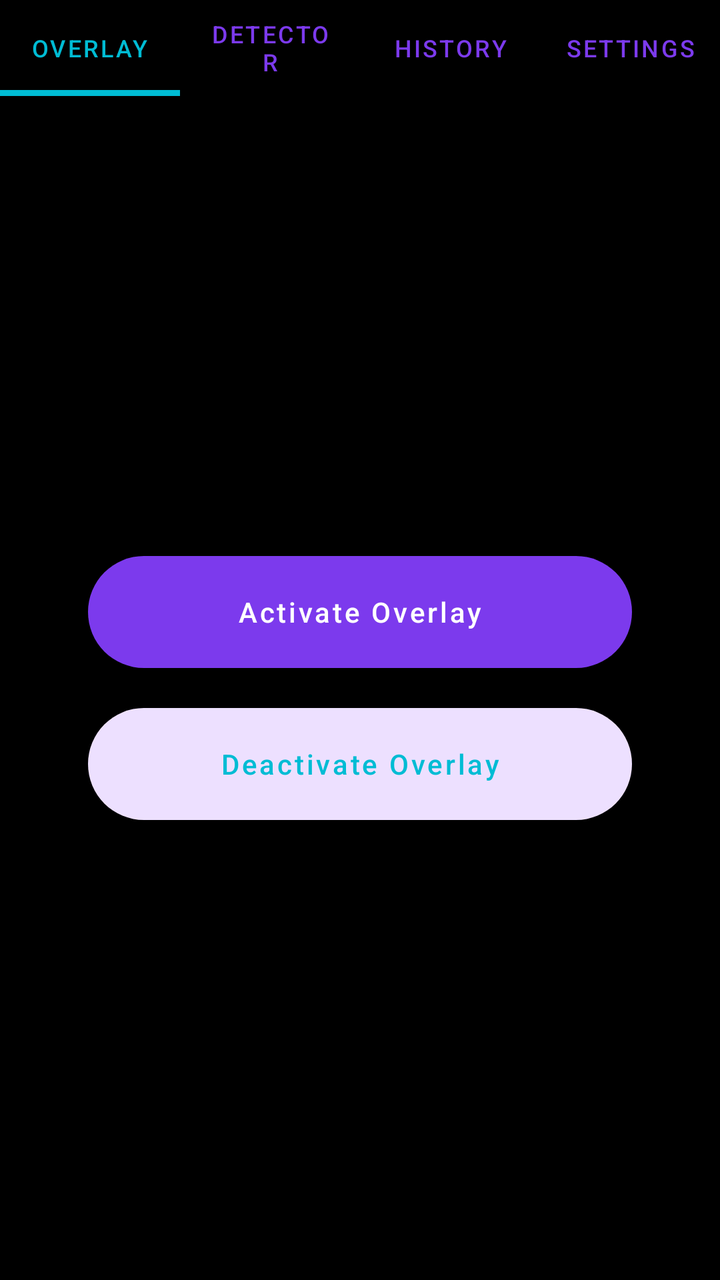
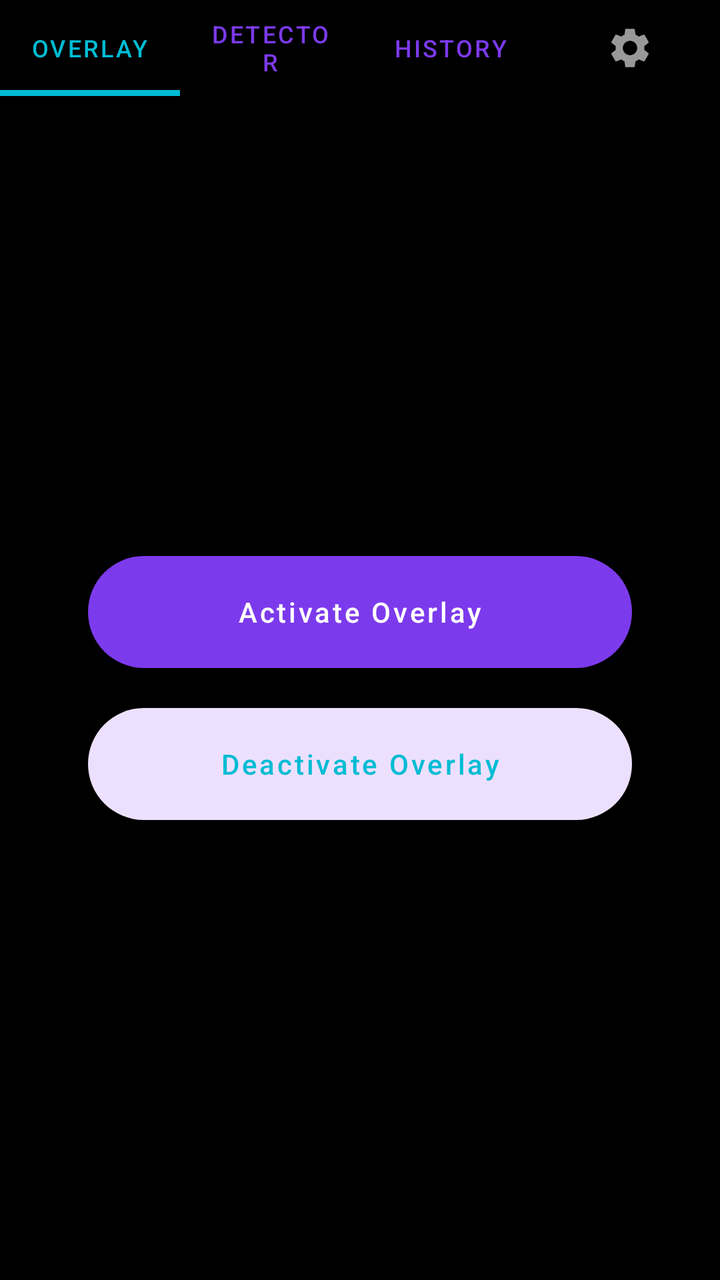

The first picture is an Android layout as it rendered before a commit; the second is the same layout after the commit. The layout source and the unified diff follow.
<!-- AndroidManifest.xml: application theme Theme.Test103 -->
<!-- res/layout/activity_main.xml -->
<?xml version="1.0" encoding="utf-8"?>
<LinearLayout xmlns:android="http://schemas.android.com/apk/res/android"
    xmlns:app="http://schemas.android.com/apk/res-auto"
    android:layout_width="match_parent"
    android:layout_height="match_parent"
    android:orientation="vertical"
    android:background="@android:color/transparent"
    android:fitsSystemWindows="true">

    <com.google.android.material.tabs.TabLayout
        android:id="@+id/tabLayout"
        android:layout_width="match_parent"
        android:layout_height="wrap_content"
        android:background="@android:color/transparent"
        app:tabIndicatorColor="@color/lm_tab_indicator"
        app:tabSelectedTextColor="@color/lm_tab_indicator"
        app:tabTextColor="@color/lm_tab_text"
        app:tabMode="fixed"
        app:tabGravity="fill"
        app:tabIndicatorHeight="3dp">

        <com.google.android.material.tabs.TabItem
            android:layout_width="wrap_content"
            android:layout_height="wrap_content"
            android:text="Overlay" />
        <com.google.android.material.tabs.TabItem
            android:layout_width="wrap_content"
            android:layout_height="wrap_content"
            android:text="Detector" />
        
        <com.google.android.material.tabs.TabItem
            android:layout_width="wrap_content"
            android:layout_height="wrap_content"
            android:text="History" />
        <com.google.android.material.tabs.TabItem
            android:layout_width="wrap_content"
            android:layout_height="wrap_content"
            android:text="Settings" />
    </com.google.android.material.tabs.TabLayout>

    <FrameLayout
        android:id="@+id/mainContainer"
        android:layout_width="match_parent"
        android:layout_height="match_parent"
        android:padding="24dp">

        
        <LinearLayout
            android:id="@+id/viewOverlay"
            android:layout_width="match_parent"
            android:layout_height="match_parent"
            android:gravity="center"
            android:orientation="vertical"
            android:padding="20dp"
            android:visibility="visible">

            <com.google.android.material.button.MaterialButton
                android:id="@+id/btnStart"
                android:layout_width="match_parent"
                android:layout_height="56dp"
                android:insetTop="0dp"
                android:insetBottom="0dp"
                android:text="Activate Overlay"
                android:textAllCaps="false"
                android:textColor="@color/white"
                app:backgroundTint="@color/lm_primary"
                app:cornerRadius="30dp"
                app:elevation="12dp" />

            <com.google.android.material.button.MaterialButton
                android:id="@+id/btnStop"
                style="@style/Widget.MaterialComponents.Button.TextButton"
                android:layout_width="match_parent"
                android:layout_height="56dp"
                android:insetTop="0dp"
                android:insetBottom="0dp"
                android:layout_marginTop="20dp"
                android:text="Deactivate Overlay"
                android:textAllCaps="false"
                android:textColor="@color/lm_btn_secondary_text"
                app:backgroundTint="@color/lm_btn_secondary"
                app:cornerRadius="30dp"
                app:strokeWidth="0dp" />
        </LinearLayout>

        
        <FrameLayout
            android:id="@+id/viewDetector"
            android:layout_width="match_parent"
            android:layout_height="match_parent"
            android:visibility="gone" />

        
        <LinearLayout
            android:id="@+id/viewHistory"
            android:layout_width="match_parent"
            android:layout_height="match_parent"
            android:orientation="vertical"
            android:visibility="gone">

            <LinearLayout
                android:layout_width="match_parent"
                android:layout_height="wrap_content"
                android:orientation="horizontal"
                android:gravity="center_vertical"
                android:paddingBottom="8dp">

                <TextView
                    android:id="@+id/historyTitle"
                    android:layout_width="0dp"
                    android:layout_height="wrap_content"
                    android:layout_weight="1"
                    android:text="Recent detections"
                    android:textSize="18sp"
                    android:textStyle="bold"
                    android:textColor="@color/lm_text_primary" />

                <TextView
                    android:id="@+id/btnClearHistory"
                    android:layout_width="wrap_content"
                    android:layout_height="wrap_content"
                    android:padding="8dp"
                    android:text="Clear"
                    android:textSize="14sp"
                    android:textColor="@color/lm_primary" />
            </LinearLayout>

            <ScrollView
                android:layout_width="match_parent"
                android:layout_height="match_parent"
                android:scrollbars="none">

                <LinearLayout
                    android:id="@+id/historyList"
                    android:layout_width="match_parent"
                    android:layout_height="wrap_content"
                    android:orientation="vertical" />
            </ScrollView>
        </LinearLayout>

        
        <LinearLayout
            android:id="@+id/viewSettings"
            android:layout_width="match_parent"
            android:layout_height="match_parent"
            android:orientation="vertical"
            android:paddingTop="10dp"
            android:visibility="gone">

            <com.google.android.material.card.MaterialCardView
                android:layout_width="match_parent"
                android:layout_height="wrap_content"
                android:layout_margin="8dp"
                app:cardBackgroundColor="@color/lm_card"
                app:cardCornerRadius="24dp"
                app:cardElevation="0dp"
                app:strokeWidth="0dp">

                <LinearLayout
                    android:layout_width="match_parent"
                    android:layout_height="wrap_content"
                    android:gravity="center_vertical"
                    android:orientation="horizontal"
                    android:paddingStart="24dp"
                    android:paddingEnd="16dp"
                    android:paddingTop="16dp"
                    android:paddingBottom="16dp">

                    <TextView
                        android:layout_width="0dp"
                        android:layout_height="wrap_content"
                        android:layout_weight="1"
                        android:text="Crop Tool"
                        android:textColor="@color/lm_text_primary"
                        android:textSize="16sp" />

                    <com.google.android.material.switchmaterial.SwitchMaterial
                        android:id="@+id/crop_switch"
                        android:layout_width="wrap_content"
                        android:layout_height="wrap_content"
                        app:thumbTint="@color/switch_teal_selector"
                        app:trackTint="@color/switch_teal_track_selector" />
                </LinearLayout>
            </com.google.android.material.card.MaterialCardView>

            <com.google.android.material.card.MaterialCardView
                android:layout_width="match_parent"
                android:layout_height="wrap_content"
                android:layout_margin="8dp"
                app:cardBackgroundColor="@color/lm_card"
                app:cardCornerRadius="24dp"
                app:cardElevation="0dp"
                app:strokeWidth="0dp">

                <LinearLayout
                    android:layout_width="match_parent"
                    android:layout_height="wrap_content"
                    android:gravity="center_vertical"
                    android:orientation="horizontal"
                    android:paddingStart="24dp"
                    android:paddingEnd="16dp"
                    android:paddingTop="16dp"
                    android:paddingBottom="16dp">

                    <TextView
                        android:layout_width="0dp"
                        android:layout_height="wrap_content"
                        android:layout_weight="1"
                        android:text="Dark Mode"
                        android:textColor="@color/lm_text_primary"
                        android:textSize="16sp" />

                    <com.google.android.material.switchmaterial.SwitchMaterial
                        android:id="@+id/dark_mode_switch"
                        android:layout_width="wrap_content"
                        android:layout_height="wrap_content"
                        app:thumbTint="@color/switch_teal_selector"
                        app:trackTint="@color/switch_teal_track_selector" />
                </LinearLayout>
            </com.google.android.material.card.MaterialCardView>

        </LinearLayout>
    </FrameLayout>
</LinearLayout>
<!-- resources referenced by this layout -->
<resources>
  <color name="lm_btn_secondary">#EDE0FF</color>
  <color name="lm_btn_secondary_text">#00BCD4</color>
  <color name="lm_card">#EDE0FF</color>
  <color name="lm_primary">#7C3AED</color>
  <color name="lm_tab_indicator">#00BCD4</color>
  <color name="lm_tab_text">#7C3AED</color>
  <color name="lm_text_primary">#1A0533</color>
  <color name="white">#FFFFFF</color>
  <style name="Theme.Test103" parent="Theme.MaterialComponents.NoActionBar">
          <item name="colorPrimary">@color/dm_primary</item>
          <item name="colorOnPrimary">@color/white</item>
          <item name="colorSecondary">@color/dm_accent</item>
          <item name="colorOnSecondary">@color/white</item>
          <item name="android:windowBackground">@color/dm_background</item>
          <item name="android:statusBarColor">@color/dm_background</item>
          <item name="android:navigationBarColor">@color/dm_background</item>
          <item name="windowNoTitle">true</item>
          <item name="windowActionBar">false</item>
      </style>
  <color name="dm_primary">#7C3AED</color>
  <color name="dm_accent">#00BCD4</color>
  <color name="dm_background">#000000</color>
</resources>

<!-- the commit's change to res/layout/activity_main.xml (unified diff, before → after) -->
@@ -32,10 +32,11 @@
             android:layout_width="wrap_content"
             android:layout_height="wrap_content"
             android:text="History" />
-        <com.google.android.material.tabs.TabItem
-            android:layout_width="wrap_content"
-            android:layout_height="wrap_content"
-            android:text="Settings" />
+        
+        <com.google.android.material.tabs.TabItem
+            android:layout_width="wrap_content"
+            android:layout_height="wrap_content"
+            android:icon="@drawable/ic_settings" />
     </com.google.android.material.tabs.TabLayout>
 
     <FrameLayout
<!-- resource entries referenced after the edit -->
@@ -8,6 +8,17 @@
   <color name="lm_tab_text">#7C3AED</color>
   <color name="lm_text_primary">#1A0533</color>
   <color name="white">#FFFFFF</color>
+  <!-- drawable ic_settings (drawable) -->
+  <vector xmlns:android="http://schemas.android.com/apk/res/android"
+      android:width="24dp"
+      android:height="24dp"
+      android:viewportWidth="24"
+      android:viewportHeight="24"
+      android:tint="?attr/colorControlNormal">
+      <path
+          android:fillColor="#FFFFFFFF"
+          android:pathData="M19.14,12.94c0.04,-0.3 0.06,-0.61 0.06,-0.94c0,-0.32 -0.02,-0.64 -0.07,-0.94l2.03,-1.58c0.18,-0.14 0.23,-0.41 0.12,-0.61l-1.92,-3.32c-0.12,-0.22 -0.37,-0.29 -0.59,-0.22l-2.39,0.96c-0.5,-0.38 -1.03,-0.7 -1.62,-0.94L14.4,2.81c-0.04,-0.24 -0.24,-0.41 -0.48,-0.41h-3.84c-0.24,0 -0.43,0.17 -0.47,0.41L9.25,5.35C8.66,5.59 8.12,5.92 7.63,6.29L5.24,5.33c-0.22,-0.08 -0.47,0 -0.59,0.22L2.74,8.87C2.62,9.08 2.66,9.34 2.86,9.48l2.03,1.58C4.84,11.36 4.8,11.69 4.8,12s0.02,0.64 0.07,0.94l-2.03,1.58c-0.18,0.14 -0.23,0.41 -0.12,0.61l1.92,3.32c0.12,0.22 0.37,0.29 0.59,0.22l2.39,-0.96c0.5,0.38 1.03,0.7 1.62,0.94l0.36,2.54c0.05,0.24 0.24,0.41 0.48,0.41h3.84c0.24,0 0.44,-0.17 0.47,-0.41l0.36,-2.54c0.59,-0.24 1.13,-0.56 1.62,-0.94l2.39,0.96c0.22,0.08 0.47,0 0.59,-0.22l1.92,-3.32c0.12,-0.22 0.07,-0.47 -0.12,-0.61L19.14,12.94zM12,15.6c-1.98,0 -3.6,-1.62 -3.6,-3.6s1.62,-3.6 3.6,-3.6s3.6,1.62 3.6,3.6S13.98,15.6 12,15.6z"/>
+  </vector>
   <style name="Theme.Test103" parent="Theme.MaterialComponents.NoActionBar">
           <item name="colorPrimary">@color/dm_primary</item>
           <item name="colorOnPrimary">@color/white</item>
